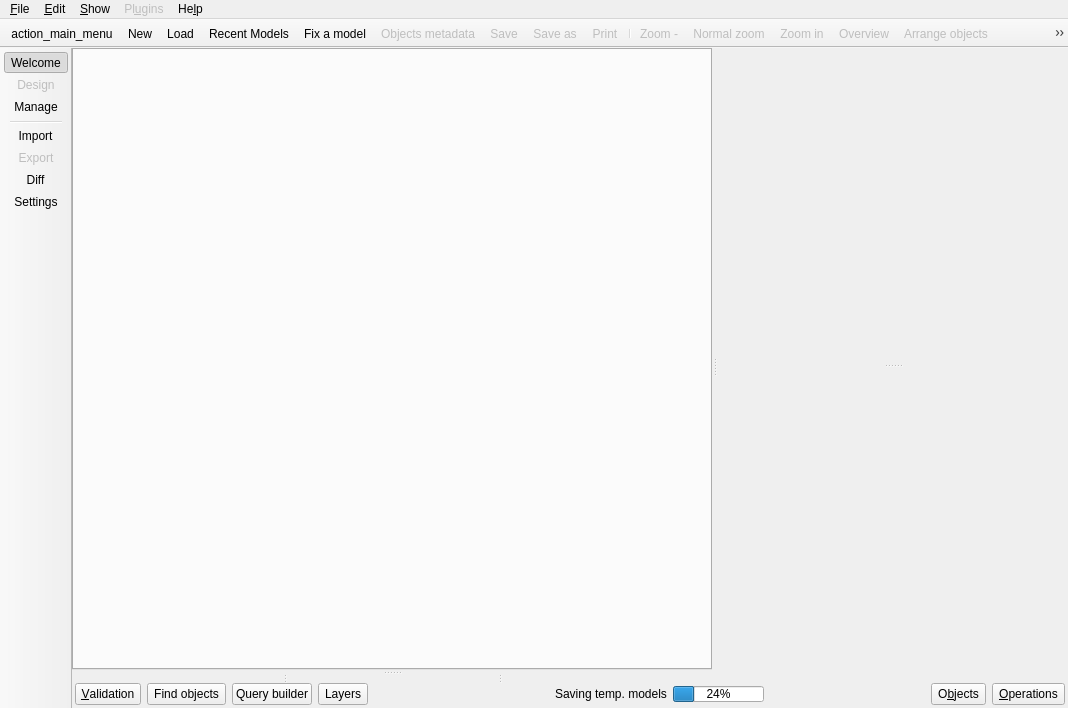
First picture: the form in libpgmodeler_ui/ui/mainwindow.ui, repository pgmodeler/pgmodeler, before the edit.
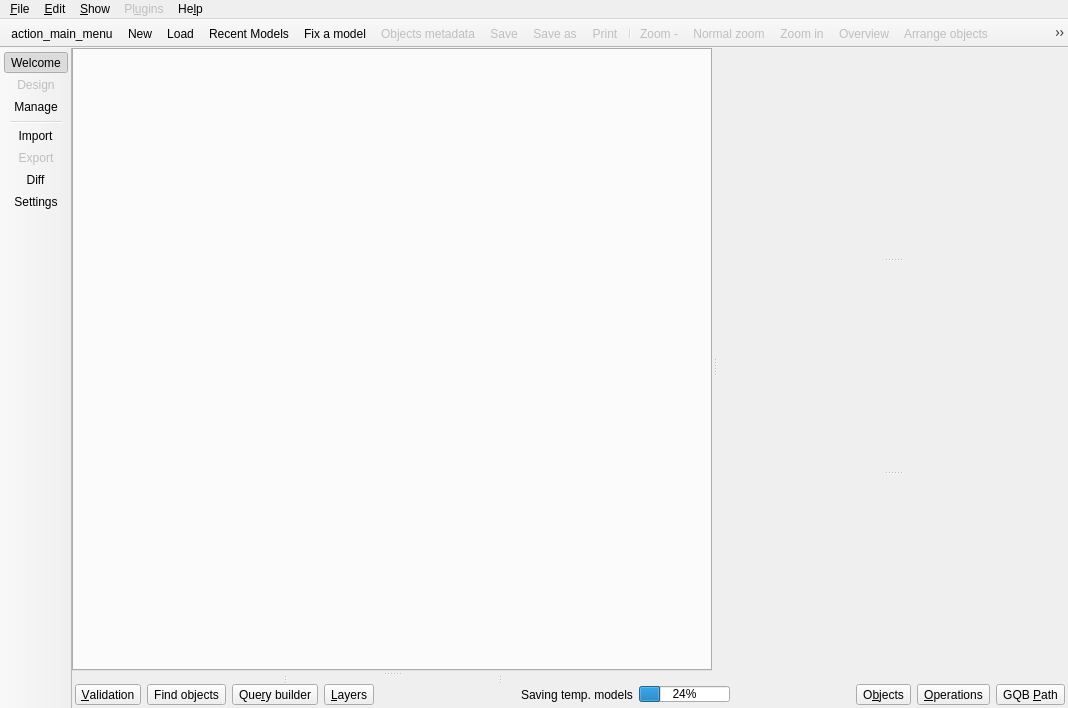
Second picture: the form after the edit. The open tabs and pages were chosen to show the change. Icons and pictures are not drawn.

Commit message: gqb v 0.7.5 Added a vertical query builder path widget (only manual mode for now). Worked on various query-builder UI aspects, including : 	- del key to remove query elements 	- spinboxes in order-by columns to change their order, 	  instead of a dedicated tablewidget 	- changing current model clears the query contents for now. 	  Persistence is good, but is for later...

What changed in the file:
```diff
--- a/libpgmodeler_ui/ui/mainwindow.ui
+++ b/libpgmodeler_ui/ui/mainwindow.ui
@@ -354,6 +354,20 @@
                   </size>
                  </property>
                 </widget>
+                <widget class="QWidget" name="gqbj_parent" native="true">
+                 <property name="sizePolicy">
+                  <sizepolicy hsizetype="Preferred" vsizetype="Minimum">
+                   <horstretch>0</horstretch>
+                   <verstretch>0</verstretch>
+                  </sizepolicy>
+                 </property>
+                 <property name="minimumSize">
+                  <size>
+                   <width>270</width>
+                   <height>0</height>
+                  </size>
+                 </property>
+                </widget>
                </widget>
               </item>
              </layout>
@@ -478,7 +492,7 @@
                 </widget>
                </item>
                <item>
-                <widget class="QPushButton" name="gqbc_btn">
+                <widget class="QToolButton" name="gqbc_btn">
                  <property name="sizePolicy">
                   <sizepolicy hsizetype="Preferred" vsizetype="Preferred">
                    <horstretch>0</horstretch>
@@ -492,7 +506,7 @@
                   <string>Toggle the graphical query builder</string>
                  </property>
                  <property name="text">
-                  <string>Query builder</string>
+                  <string>Que&amp;ry builder</string>
                  </property>
                  <property name="icon">
                   <iconset resource="../res/resources.qrc">
@@ -507,6 +521,9 @@
                  <property name="checkable">
                   <bool>true</bool>
                  </property>
+                 <property name="toolButtonStyle">
+                  <enum>Qt::ToolButtonTextBesideIcon</enum>
+                 </property>
                 </widget>
                </item>
                <item>
@@ -521,7 +538,7 @@
                   <string>Toggle the object finder</string>
                  </property>
                  <property name="text">
-                  <string>Layers</string>
+                  <string>&amp;Layers</string>
                  </property>
                  <property name="icon">
                   <iconset resource="../res/resources.qrc">
@@ -652,6 +669,60 @@
                  </property>
                 </widget>
                </item>
+               <item>
+                <spacer name="horizontalSpacer_4">
+                 <property name="orientation">
+                  <enum>Qt::Horizontal</enum>
+                 </property>
+                 <property name="sizeType">
+                  <enum>QSizePolicy::Fixed</enum>
+                 </property>
+                 <property name="sizeHint" stdset="0">
+                  <size>
+                   <width>6</width>
+                   <height>20</height>
+                  </size>
+                 </property>
+                </spacer>
+               </item>
+               <item>
+                <widget class="QToolButton" name="gqbj_btn">
+                 <property name="sizePolicy">
+                  <sizepolicy hsizetype="Preferred" vsizetype="Preferred">
+                   <horstretch>0</horstretch>
+                   <verstretch>0</verstretch>
+                  </sizepolicy>
+                 </property>
+                 <property name="toolTip">
+                  <string>Toggle the query builder path manager</string>
+                 </property>
+                 <property name="text">
+                  <string>GQB &amp;Path</string>
+                 </property>
+                 <property name="icon">
+                  <iconset resource="../res/resources.qrc">
+                   <normaloff>:/icones/icones/visaoarvore.png</normaloff>:/icones/icones/visaoarvore.png</iconset>
+                 </property>
+                 <property name="iconSize">
+                  <size>
+                   <width>22</width>
+                   <height>22</height>
+                  </size>
+                 </property>
+                 <property name="shortcut">
+                  <string>Alt+P</string>
+                 </property>
+                 <property name="checkable">
+                  <bool>true</bool>
+                 </property>
+                 <property name="toolButtonStyle">
+                  <enum>Qt::ToolButtonTextBesideIcon</enum>
+                 </property>
+                 <property name="autoRaise">
+                  <bool>false</bool>
+                 </property>
+                </widget>
+               </item>
               </layout>
              </item>
              <item row="0" column="9">
```
Left out of the diff: 5 changed lines with no effect on the pictures. The commit also changes 15 other files.
